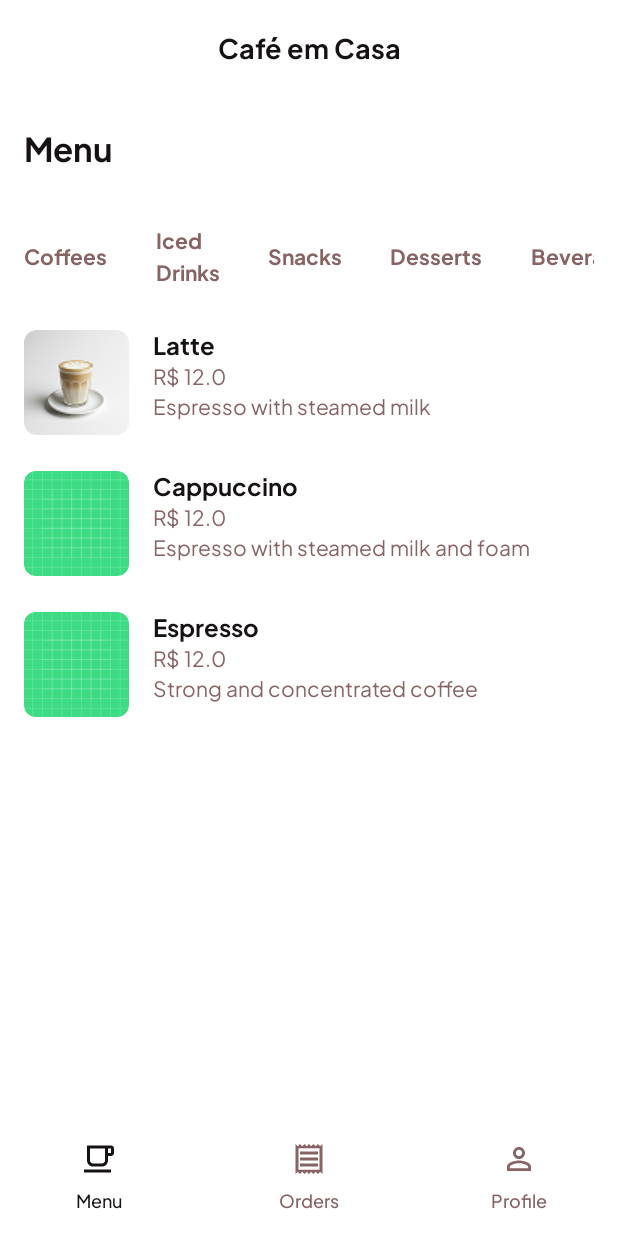
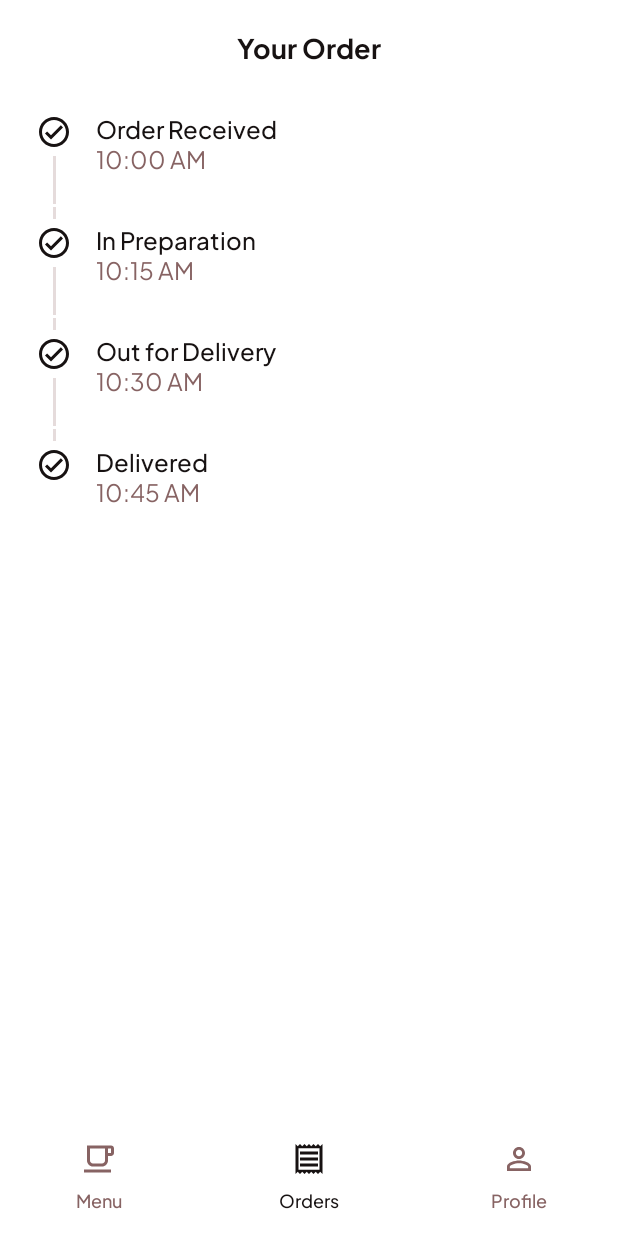
Before and after one commit to Lucaslpa/CafeEmCasa, an Android app built with Jetpack Compose: the MainAppScreen screen opened through its navigation route, item 2 of the bottom bar chosen, on a phone screen of 412 x 824 dp. Run offline under Robolectric (Android 15) with nearby library versions, the phone set to English and light mode, and no system bars.

Commit message:
adicionando OrderStatusScreen.kt.kt

```diff
--- a/app/src/main/java/com/example/cafeemcasa/data/Products.kt
+++ b/app/src/main/java/com/example/cafeemcasa/data/Products.kt
@@ -1,11 +1,26 @@
 package com.example.cafeemcasa.data
 
 import com.example.cafeemcasa.R
+import com.example.cafeemcasa.models.Order
 import com.example.cafeemcasa.models.Product
+import com.example.cafeemcasa.models.Status
+import com.example.cafeemcasa.models.StatusType
 
 
-val products = arrayOf<Product>(
+val products = listOf<Product>(
     Product(title = "Latte", currency = "R$", value = 12.00, shortDescription = "Espresso with steamed milk", image = R.drawable.latte),
     Product(title = "Cappuccino", currency = "R$", value = 12.00, shortDescription = "Espresso with steamed milk and foam"),
     Product(title = "Espresso", currency = "R$", value = 12.00, shortDescription = "Strong and concentrated coffee")
 )
+
+
+val order = Order(
+    products = products,
+ totalCost = 100.00,
+    status = listOf<Status>(
+        Status(date = "26/02/2025", time = "10:00 AM", status = StatusType.Received),
+        Status(date = "26/02/2025", time = "10:15 AM", status = StatusType.Preparation),
+        Status(date = "26/02/2025", time = "10:30 AM", status = StatusType.Delivery),
+        Status(date = "26/02/2025", time = "10:45 AM", status = StatusType.Delivered),
+        )
+)
--- /dev/null
+++ b/app/src/main/java/com/example/cafeemcasa/models/Order.kt
@@ -0,0 +1,20 @@
+package com.example.cafeemcasa.models
+
+enum class StatusType(val label: String) {
+    Received("Order Received"),
+    Preparation("In Preparation"),
+    Delivery("Out for Delivery"),
+    Delivered("Delivered")
+}
+
+class Status(
+    val date : String,
+    val time : String,
+    val status : StatusType
+)
+
+class Order (
+    var products: List<Product>,
+    var totalCost: Double,
+    var status: List<Status>,
+)
--- a/app/src/main/java/com/example/cafeemcasa/screens/MainAppScreen.kt
+++ b/app/src/main/java/com/example/cafeemcasa/screens/MainAppScreen.kt
@@ -32,6 +32,9 @@ fun MainAppScreen() {
             composable("menu") {
                 MenuScreen()
             }
+            composable("orders") {
+                OrderStatusScreen()
+            }
             composable("profile") {
                 // ProfileScreen()
             }
--- /dev/null
+++ b/app/src/main/java/com/example/cafeemcasa/screens/OrderStatusScreen.kt
@@ -0,0 +1,74 @@
+package com.example.cafeemcasa.screens
+
+import androidx.compose.foundation.background
+import androidx.compose.foundation.layout.Box
+import androidx.compose.foundation.layout.Column
+import androidx.compose.foundation.layout.Row
+import androidx.compose.foundation.layout.Spacer
+import androidx.compose.foundation.layout.fillMaxWidth
+import androidx.compose.foundation.layout.height
+import androidx.compose.foundation.layout.padding
+import androidx.compose.foundation.layout.size
+import androidx.compose.foundation.layout.width
+import androidx.compose.material.icons.Icons
+import androidx.compose.material.icons.outlined.CheckCircle
+import androidx.compose.material3.Icon
+import androidx.compose.material3.MaterialTheme
+import androidx.compose.material3.Text
+import androidx.compose.runtime.Composable
+import androidx.compose.ui.Alignment
+import androidx.compose.ui.Modifier
+import androidx.compose.ui.graphics.Color
+import androidx.compose.ui.tooling.preview.Preview
+import androidx.compose.ui.unit.dp
+import com.example.cafeemcasa.data.order
+import com.example.cafeemcasa.models.Status
+import com.example.cafeemcasa.ui.theme.CafeEmCasaTheme
+import com.example.cafeemcasa.ui.theme.LightGrey
+
+
+
+@Composable
+fun OrderStatusScreen( ) {
+    Column {
+        order.status.forEachIndexed { index, status ->
+            val isFirst = index == 0
+            val isLast = index == order.status.size - 1
+            val styleType = if(isFirst) OrderStyleTypes.First else if(isLast) OrderStyleTypes.Last else OrderStyleTypes.Normal
+            OrderStatusItem(styleType, status)
+        }
+    }
+}
+
+enum class OrderStyleTypes {
+    First,
+    Normal,
+    Last,
+}
+
+@Composable
+fun OrderStatusItem(orderStyleTypes: OrderStyleTypes = OrderStyleTypes.Normal , status: Status) {
+    Row(modifier = Modifier.fillMaxWidth()) {
+        Column(modifier = Modifier.padding(horizontal = 8.dp), horizontalAlignment = Alignment.CenterHorizontally) {
+            Box(modifier = Modifier.height(8.dp).width(2.dp).background(if(orderStyleTypes == OrderStyleTypes.First) Color.Transparent else LightGrey))
+            Spacer(modifier = Modifier.size(4.dp))
+            Icon(Icons.Outlined.CheckCircle, contentDescription = "Status", modifier = Modifier.size(24.dp))
+            Spacer(modifier = Modifier.size(4.dp))
+            Box(modifier = Modifier.height(32.dp).width(2.dp).background(if(orderStyleTypes == OrderStyleTypes.Last) Color.Transparent else LightGrey))
+            Spacer(modifier = Modifier.size(2.dp))
+        }
+        Spacer(modifier = Modifier.width(8.dp))
+        Column(modifier = Modifier.height(66.dp).padding(top = 12.dp))  {
+            Text(status.status.label, style = MaterialTheme.typography.bodyLarge)
+            Text(status.time, style = MaterialTheme.typography.displayLarge.copy(color = MaterialTheme.colorScheme.tertiary)  )
+        }
+    }
+}
+
+@Preview(showBackground = true)
+@Composable
+fun OrderStatusPreview() {
+    CafeEmCasaTheme{
+        OrderStatusScreen()
+    }
+}
--- a/app/src/main/java/com/example/cafeemcasa/ui/theme/Color.kt
+++ b/app/src/main/java/com/example/cafeemcasa/ui/theme/Color.kt
@@ -7,3 +7,4 @@ val White = Color(0xFFFFFFFF)
 val White10 = Color(0xFFF5F0F0)
 val Black = Color(0xFF171212)
 val LightBrown = Color(0xFF876363)
+val LightGrey = Color(0xFFE5DBDB)
--- a/app/src/main/java/com/example/cafeemcasa/ui/theme/Theme.kt
+++ b/app/src/main/java/com/example/cafeemcasa/ui/theme/Theme.kt
@@ -27,6 +27,7 @@ private val LightColorScheme = lightColorScheme(
     tertiary = LightBrown,
     onBackground = Black,
     background = White
+
 )
 
 @Composable
--- a/app/src/main/java/com/example/cafeemcasa/ui/theme/Type.kt
+++ b/app/src/main/java/com/example/cafeemcasa/ui/theme/Type.kt
@@ -38,6 +38,11 @@ val Typography = Typography(
         lineHeight = 21.sp,
         letterSpacing = 0.sp
     ),
+    displayLarge = TextStyle(
+        fontFamily = PlusJakartaSans,
+        fontWeight = FontWeight.Normal,
+        fontSize = 16.sp,
+        lineHeight = 24.sp,),
     displayMedium = TextStyle(
         fontFamily = PlusJakartaSans,
         fontWeight = FontWeight.Normal,
```
